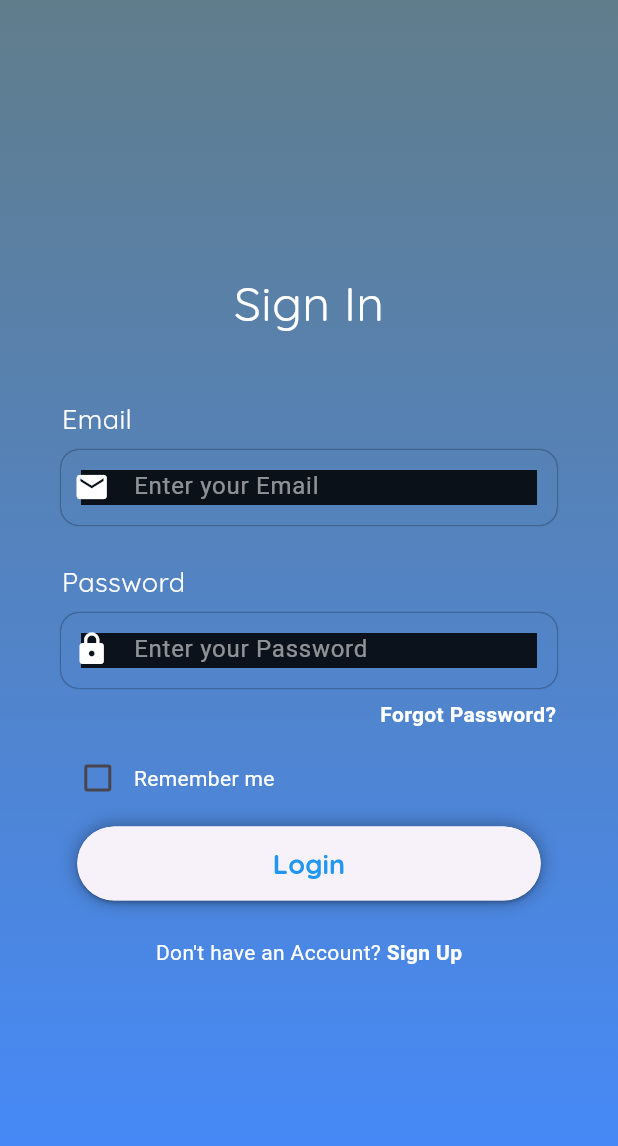
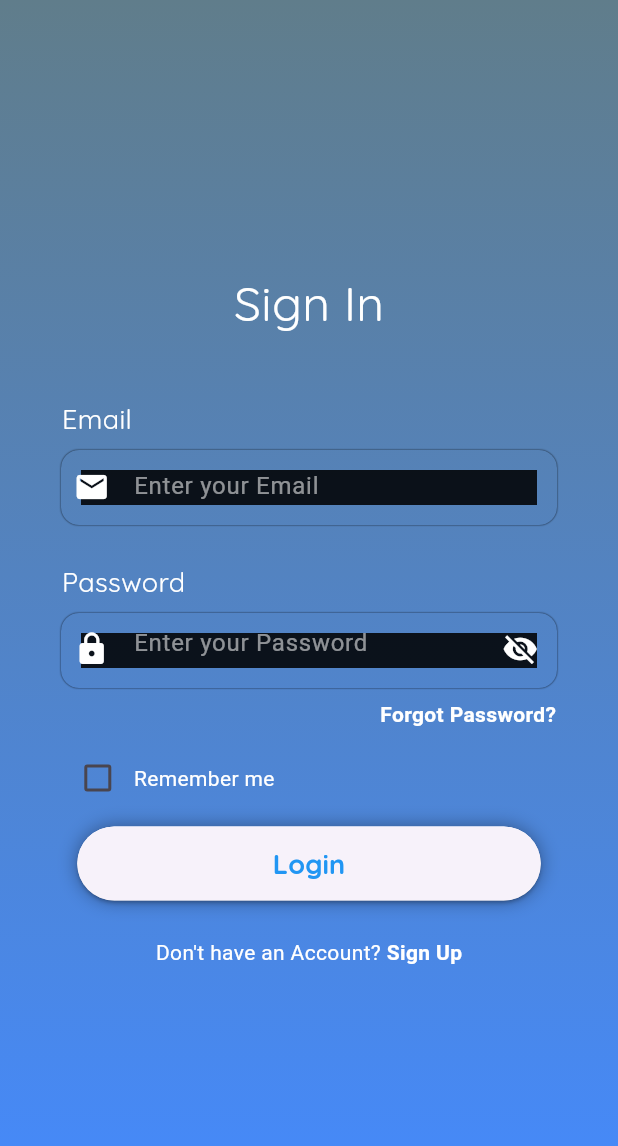
Before and after one commit to zain-009/GDSC-Flutter, a Flutter app: the screen it shows after launch, on a phone screen of 412 x 824 dp. Shown: the top 1146 px of the screen. Run offline on Flutter 3.47's test engine with Material 3 defaults, Android fonts, the phone set to English and light mode, and no system bars; our stand-ins replace google_fonts.

Commit message:
Task 1 complete

```diff
--- a/login_ui_task_1/lib/main.dart
+++ b/login_ui_task_1/lib/main.dart
@@ -11,6 +11,7 @@
   @override
   Widget build(BuildContext context) {
     return const MaterialApp(
+      debugShowCheckedModeBanner: false,
       home: Loginpage(),
     );
   }
--- a/login_ui_task_1/lib/screens/login_screen.dart
+++ b/login_ui_task_1/lib/screens/login_screen.dart
@@ -1,5 +1,6 @@
 import 'package:flutter/material.dart';
 import 'package:google_fonts/google_fonts.dart';
+import 'package:login_ui_task_1/screens/forgot_password_screen.dart';
 import 'package:login_ui_task_1/screens/signup_page.dart';
 
 class Loginpage extends StatefulWidget {
@@ -11,6 +12,7 @@ class Loginpage extends StatefulWidget {
 
 class _LoginpageState extends State<Loginpage> {
   bool isChecked = false;
+  bool isObscure = false;
 
   @override
   Widget build(BuildContext context) {
@@ -28,6 +30,7 @@ class _LoginpageState extends State<Loginpage> {
         child: Padding(
           padding: EdgeInsets.symmetric(horizontal: width * 0.10),
           child: Center(
+            child: SingleChildScrollView(
               child: Column(
                 mainAxisAlignment: MainAxisAlignment.center,
                 children: [
@@ -106,11 +109,23 @@ class _LoginpageState extends State<Loginpage> {
                       child: Padding(
                         padding: const EdgeInsets.only(left: 8),
                         child: TextFormField(
+                          obscureText: isObscure,
                           style: const TextStyle(color: Colors.white),
-                        decoration: const InputDecoration(
-                            hintStyle: TextStyle(color: Colors.white54),
+                          decoration: InputDecoration(
+                              suffixIcon: IconButton(
+                                color: Colors.white,
+                                onPressed: () {
+                                  setState(() {
+                                    isObscure = !isObscure;
+                                  });
+                                },
+                                icon: isObscure
+                                    ? const Icon(Icons.visibility)
+                                    : const Icon(Icons.visibility_off),
+                              ),
+                              hintStyle: const TextStyle(color: Colors.white54),
                               hintText: "Enter your Password",
-                            icon: Icon(
+                              icon: const Icon(
                                 Icons.lock,
                                 color: Colors.white,
                               ),
@@ -120,13 +135,21 @@ class _LoginpageState extends State<Loginpage> {
                   SizedBox(
                     height: height * 0.01,
                   ),
-                const Row(
+                  Row(
                     mainAxisAlignment: MainAxisAlignment.end,
                     children: [
-                    Text(
+                      InkWell(
+                        onTap: (){
+                          Navigator.pushReplacement(
+                              context,
+                              MaterialPageRoute(
+                                  builder: (context) => const ForgotPasswordScreen()));
+                        },
+                        child: const Text(
                           "Forgot Password?",
                           style: TextStyle(
                               color: Colors.white, fontWeight: FontWeight.bold),
+                        ),
                       )
                     ],
                   ),
@@ -206,6 +229,7 @@ class _LoginpageState extends State<Loginpage> {
             ),
           ),
         ),
+      ),
     );
   }
 }
```
Also changed, not shown: login_ui_task_1/lib/screens/forgot_password_screen.dart (+105 -0 lines), login_ui_task_1/lib/screens/signup_page.dart (+11 -5 lines), Task Reports/Task_1/task1_forgotpwd.png (added), Task Reports/Task_1/task1_login.png (added), Task Reports/Task_1/task1_signup.png (added). Lines whose indentation alone changed are shown as unchanged.
